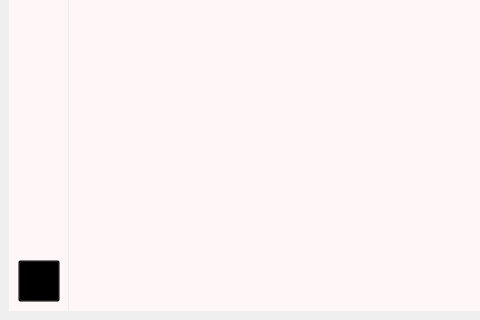
First picture: the form in ui/Main.ui, repository ichinoseyuu/GameLauncher, before the edit; both pictures show x 0 to 480 and y 418 to 738 of the 1042 by 738 pixel window.
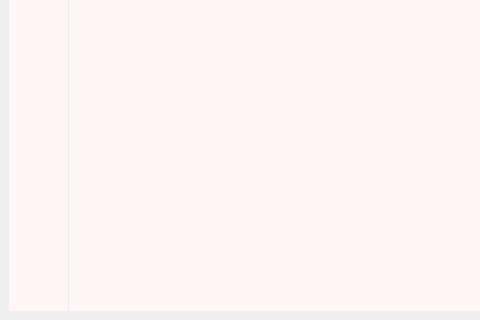
Second picture: the form after the edit. The open tabs and pages were chosen to show the change. Icons and pictures are not drawn.

Patch:
```diff
--- a/ui/Main.ui
+++ b/ui/Main.ui
@@ -24,7 +24,9 @@
     </size>
    </property>
    <property name="styleSheet">
-    <string notr="true">/*================标题栏样式================*/
+    <string notr="true">/*=============================================================================*/
+/*=================================标题栏样式===================================*/
+/*=============================================================================*/
 
 #TitleWidget {
     border-bottom: 1px solid rgb(235, 235, 235);
@@ -32,17 +34,12 @@
 }
 
 #Title {
-	font-family: &quot;微软雅黑&quot;;
+    font-family: &quot;微软雅黑&quot;;
     font: 11pt;
-    border: none;
     background-color: transparent;
     color: rgb(60, 60, 60);
 }
 
-#Icon{
-	image: url(:/images/icon/icon.png);
-}
-
 #TitleWidget QPushButton {
     background-color: transparent;
 }
@@ -58,7 +55,9 @@
 }
 
 
-/*================左侧按钮样式================*/
+/*=============================================================================*/
+/*=================================左侧按钮样式=================================*/
+/*=============================================================================*/
 
 #LeftWidget {
     border-right: 1px solid rgb(235, 235, 235);
@@ -79,44 +78,42 @@
     border-radius: 2px;
 }
 
-/*================主页样式================*/
+/*=============================================================================*/
+/*=================================主页样式=====================================*/
+/*=============================================================================*/
 
 #HomePage {
     background-color: rgb(255, 246, 248);
 }
 
-#HomeLabel{
-	image: url(:/images/back_ground/home_bg.png);
-}
-
-#PathSetWidget{
+#PathSetWidget {
     background-color: rgb(250, 245, 250);
 }
 
-#PathSetLabel{
-	font-family: &quot;微软雅黑&quot;;
-	font-size: 12pt;
-	font-weight: bold;
-	color: rgb(60, 60, 60);
+#PathSetLabel {
+    font-family: &quot;微软雅黑&quot;;
+    font-size: 12pt;
+    font-weight: bold;
+    color: rgb(60, 60, 60);
 }
 
-#PathSetTopWidget{
+#PathSetTopWidget {
     background-color: rgb(250, 245, 250);
-	border-bottom: 1px solid rgb(235, 235, 235);
+    border-bottom: 1px solid rgb(235, 235, 235);
 }
 
-#CurrentGameLabel{
-	font-family: &quot;微软雅黑&quot;;
-	font-size: 10pt;
-	color: dimgray;
-	border-radius: 2px;
+#CurrentGameLabel {
+    font-family: &quot;微软雅黑&quot;;
+    font-size: 10pt;
+    color: dimgray;
+    border-radius: 2px;
 }
 
 #GameComboBox {
-	font-family: &quot;微软雅黑&quot;;
+    font-family: &quot;微软雅黑&quot;;
     font: 10pt;
     color: dimgray;
-	border-radius: 2px;
+    border-radius: 2px;
     border: 1px solid gainsboro;
     background-color: whitesmoke;
 }
@@ -129,7 +126,7 @@
 #GameComboBox QAbstractItemView {
     color: dimgray;
     background-color: whitesmoke;
-	border-radius: 2px;
+    border-radius: 2px;
     outline: none;
 }
 
@@ -141,13 +138,12 @@
 
 #GameComboBox QAbstractItemView::item:selected {
     background-color: lightgray;
-	border-radius: 2px;
+    border-radius: 2px;
     color: dimgray;
 }
 
 #PathSetWidget QPushButton {
     background-color: rgb(235, 235, 235);
-	color: rgb(80, 80, 80);
     border-radius: 2px;
 }
 
@@ -161,32 +157,33 @@
     border-radius: 2px;
 }
 
-/*================开始页样式================*/
+/*===============================================================================*/
+/*=================================开始页样式=====================================*/
+/*===============================================================================*/
 
 #StartPage {
     background-color: rgb(255, 246, 248);
 }
 
-#StartLabel {
-	image: url(:/images/back_ground/start_bg.png);
-}
-
 #StartPageScrollArea {
     border: none;
 }
-#StartPageScrollWidget{
+
+#StartPageScrollWidget {
     background: rgb(255, 246, 248);
 }
+
 #StartPageScrollArea QScrollBar:vertical {
-	width: 6px;
-	margin: 0px 0px 0px 0px;
+    width: 6px;
+    margin: 0px 0px 0px 0px;
     border-radius: 2px;
 }
+
 #StartPageScrollArea QScrollBar::handle:vertical {
     background: silver;
     min-height: 20px;
     border-radius: 2px;
-	width: 6px;
+    width: 6px;
 }
 
 #StartPageScrollArea QScrollBar::add-line:vertical {
@@ -202,30 +199,31 @@
 }
 
 #StartPageScrollArea QScrollBar::up-arrow:vertical,
-#StartPageScrollArea QScrollBar::down-arrow:vertical { 
+#StartPageScrollArea QScrollBar::down-arrow:vertical {
     border: none;
     background: none;
 }
 
 #FunctionWidget {
     background: rgb(255, 246, 248);
-	border-bottom: 1px solid rgb(235, 235, 235)
+    border-bottom: 1px solid rgb(235, 235, 235)
 }
 
-#FunctionTitleLabel{
-	font-family: &quot;微软雅黑&quot;;
-	font-size: 12pt;
-	font-weight: bold;
-	color: rgb(60, 60, 60);
+#FunctionTitleLabel {
+    font-family: &quot;微软雅黑&quot;;
+    font-size: 12pt;
+    font-weight: bold;
+    color: rgb(60, 60, 60);
 }
 
 #FunctionWidget QPushButton {
     background-color: transparent;
     border-radius: 2px;
 }
+
 #FunctionWidget QPushButton#ButtonEditFolder:checked {
     background-color: rgb(220, 220, 220);
-	border-radius: 2px;
+    border-radius: 2px;
 }
 
 #FunctionWidget QPushButton:hover {
@@ -238,21 +236,21 @@
     border-radius: 2px;
 }
 
-#FolderWidget{
+#FolderWidget {
     background-color: rgb(255, 246, 248);
 }
 
-#BottomWidget{
+#BottomWidget {
     background-color: rgb(240, 240, 245);
-	border-top: 1px solid rgb(235, 235, 235);
+    border-top: 1px solid rgb(235, 235, 235);
 }
 
 #ButtonPlay {
     background-color: rgb(255, 99, 134);
-	font-family: &quot;微软雅黑&quot;;
-	font-size: 11pt;
-	font-weight: bold;
-	color: white;
+    font-family: &quot;微软雅黑&quot;;
+    font-size: 11pt;
+    font-weight: bold;
+    color: white;
     border-radius: 2px;
 }
 
@@ -266,35 +264,40 @@
     border-radius: 2px;
 }
 
-/*================关于页样式================*/
+/*===============================================================================*/
+/*=================================关于页样式=====================================*/
+/*===============================================================================*/
 
-#AboutPage { 
+#AboutPage {
     background-color: rgb(255, 246, 248);
 }
 
-#AboutPageTitle{
-	font-family: &quot;微软雅黑&quot;;
-	font-size: 12pt;
-	font-weight: bold;
-	color: rgb(60, 60, 60);
+#AboutPageTitle {
+    font-family: &quot;微软雅黑&quot;;
+    font-size: 12pt;
+    font-weight: bold;
+    color: rgb(60, 60, 60);
 }
 
 #AboutPageScrollArea {
     border: none;
 }
-#AboutPageScrollWidget{
+
+#AboutPageScrollWidget {
     background: rgb(255, 246, 248);
 }
+
 #AboutPageScrollArea QScrollBar:vertical {
-	width: 6px;
-	margin: 0px 0px 0px 0px;
+    width: 6px;
+    margin: 0px 0px 0px 0px;
     border-radius: 2px;
 }
+
 #AboutPageScrollArea QScrollBar::handle:vertical {
     background: silver;
     min-height: 20px;
     border-radius: 2px;
-	width: 6px;
+    width: 6px;
 }
 
 #AboutPageScrollArea QScrollBar::add-line:vertical {
@@ -310,59 +313,51 @@
 }
 
 #AboutPageScrollArea QScrollBar::up-arrow:vertical,
-#AboutPageScrollArea QScrollBar::down-arrow:vertical { 
+#AboutPageScrollArea QScrollBar::down-arrow:vertical {
     border: none;
     background: none;
 }
 
-#SoftwareInfoWidget{
+#SoftwareInfoWidget {
     background-color: rgb(255, 246, 248);
 }
 
-#SoftwareInfoTitle{
-	font-family: &quot;微软雅黑&quot;;
-	font-size: 11pt;
-	font-weight: bold;
-	color: rgb(80, 80, 80);
+#SoftwareInfoTitle {
+    font-family: &quot;微软雅黑&quot;;
+    font-size: 11pt;
+    font-weight: bold;
+    color: rgb(80, 80, 80);
 }
 
-#SoftwarePic{
-	image: url(:/images/icon/icon.png);
+#SoftwareName {
+    font-family: &quot;微软雅黑&quot;;
+    font-size: 9pt;
+    font-weight: bold;
+    color: rgb(80, 80, 80);
 }
 
-#SoftwareName{
-	font-family: &quot;微软雅黑&quot;;
-	font-size: 9pt;
-	font-weight: bold;
-	color: rgb(80, 80, 80);
+#SoftwareVersion {
+    font-family: &quot;微软雅黑&quot;;
+    font-size: 9pt;
+    color: dimgray;
 }
 
-#SoftwareVersion{
-	font-family: &quot;微软雅黑&quot;;
-	font-size: 9pt;
-	color: dimgray;
+#DeveloperName {
+    font-family: &quot;微软雅黑&quot;;
+    font-size: 9pt;
+    font-weight: bold;
+    color: rgb(80, 80, 80);
 }
 
-#DeveloperPic{
-	image: url(:/images/icon/touxiang.png);
-}
-
-#DeveloperName{
-	font-family: &quot;微软雅黑&quot;;
-	font-size: 9pt;
-	font-weight: bold;
-	color: rgb(80, 80, 80);
-}
-
-#DeveloperInfo{
-	font-family: &quot;微软雅黑&quot;;
-	font-size: 9pt;
-	color: dimgray;
+#DeveloperInfo {
+    font-family: &quot;微软雅黑&quot;;
+    font-size: 9pt;
+    color: dimgray;
 }
 
 #SoftwareInfoWidget QPushButton {
     background-color: rgb(235, 235, 235);
-	color: rgb(80, 80, 80);
+    color: rgb(80, 80, 80);
     border-radius: 2px;
 }
 
@@ -375,20 +370,141 @@
     background-color: lightgray;
     border-radius: 2px;
 }
-#CopyrightLabel{
-	font-family: &quot;微软雅黑&quot;;
-	font-size: 9pt;
-	color: dimgray
+
+#CopyrightLabel {
+    font-family: &quot;微软雅黑&quot;;
+    font-size: 9pt;
+    color: dimgray
 }
 
-/*=============================*/
+/*===============================================================================*/
+/*================================message样式====================================*/
+/*===============================================================================*/
 
-QToolTip {
+#DefaultWidget {
+    border-bottom: 1px solid rgb(235, 235, 235);
+    background-color: rgb(250, 245, 245);
+}
+
+#ButtonCancel {
+    background-color: rgb(235, 235, 235);
+    font-family: &quot;微软雅黑&quot;;
+    font-size: 10pt;
+    color: rgb(80, 80, 80);
+    border-radius: 2px;
+}
+
+#ButtonCancel:hover {
+    background-color: gainsboro;
+    border-radius: 2px;
+}
+
+#ButtonCancel:pressed {
+    background-color: lightgray;
+    border-radius: 2px;
+}
+
+#ButtonOk {
+    background-color: rgb(208, 178, 224);
+    font-family: &quot;微软雅黑&quot;;
+    font-size: 10pt;
+    color: rgb(255, 255, 255);
+    border-radius: 2px;
+}
+
+#ButtonOk:hover {
+    background-color: rgb(197, 172, 227);
+    border-radius: 2px;
+}
+
+#ButtonOk:pressed {
+    background-color: rgb(181, 164, 232);
+    border-radius: 2px;
+}
+
+/*===============================================================================*/
+/*================================filedialog样式=================================*/
+/*===============================================================================*/
+
+#DialogWidget {
+    background-color: rgb(255, 246, 248);
+}
+
+#ButtonChooseFolder {
+    background-color: rgb(235, 235, 235);
+    font-family: &quot;微软雅黑&quot;;
+    font-size: 10pt;
+    color: rgb(80, 80, 80);
+    border-radius: 2px;
+}
+
+#ButtonChooseFolder:hover {
+    background-color: gainsboro;
+    border-radius: 2px;
+}
+
+#ButtonChooseFolder:pressed {
+    background-color: lightgray;
+    border-radius: 2px;
+}
+
+#PathLineEdit {
+    font-family: &quot;微软雅黑&quot;;
     font: 10pt;
-    background-color: whitesmoke;
+    border: 1px solid gainsboro;
+    border-radius: 2px;
+    background-color: transparent;
     color: dimgray;
+}
+
+#NameLineEdit {
+    font-family: &quot;微软雅黑&quot;;
+    font: 10pt;
+    border: 1px solid gainsboro;
     border-radius: 2px;
-    border: 1px solid lightgray;  
+    background-color: transparent;
+    color: dimgray;
+}
+
+#DefaultWidget {
+    border-bottom: 1px solid rgb(235, 235, 235);
+    background-color: rgb(250, 245, 245);
+}
+
+#ButtonCancel {
+    background-color: rgb(235, 235, 235);
+    font-family: &quot;微软雅黑&quot;;
+    font-size: 10pt;
+    color: rgb(80, 80, 80);
+    border-radius: 2px;
+}
+
+#ButtonCancel:hover {
+    background-color: gainsboro;
+    border-radius: 2px;
+}
+
+#ButtonCancel:pressed {
+    background-color: lightgray;
+    border-radius: 2px;
+}
+
+#ButtonOk {
+    background-color: rgb(208, 178, 224);
+    font-family: &quot;微软雅黑&quot;;
+    font-size: 10pt;
+    color: rgb(255, 255, 255);
+    border-radius: 2px;
+}
+
+#ButtonOk:hover {
+    background-color: rgb(197, 172, 227);
+    border-radius: 2px;
+}
+
+#ButtonOk:pressed {
+    background-color: rgb(181, 164, 232);
+    border-radius: 2px;
 }
 </string>
    </property>
@@ -656,39 +772,6 @@
             </property>
            </spacer>
           </item>
-          <item>
-           <widget class="QPushButton" name="ButtonTheme">
-            <property name="minimumSize">
-             <size>
-              <width>42</width>
-              <height>42</height>
-             </size>
-            </property>
-            <property name="maximumSize">
-             <size>
-              <width>42</width>
-              <height>42</height>
-             </size>
-            </property>
-            <property name="toolTip">
-             <string>切换主题</string>
-            </property>
-            <property name="icon">
-             <iconset resource="../resources/resources.qrc">
-              <normaloff>:/btn/left_widget/dark_theme.png</normaloff>
-              <normalon>:/btn/left_widget/light_theme.png</normalon>:/btn/left_widget/dark_theme.png</iconset>
-            </property>
-            <property name="iconSize">
-             <size>
-              <width>24</width>
-              <height>24</height>
-             </size>
-            </property>
-            <property name="checkable">
-             <bool>true</bool>
-            </property>
-           </widget>
-          </item>
          </layout>
         </widget>
        </item>
```
Left out of the diff: 40 changed lines with no effect on the pictures.
